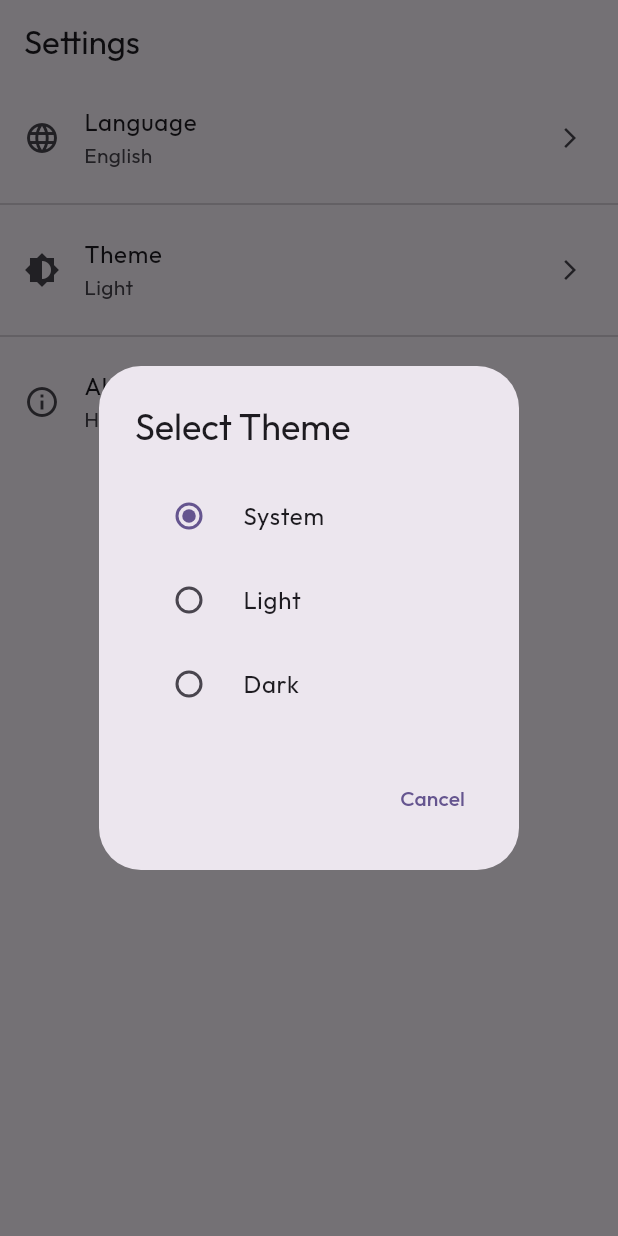
After one commit to revathi-dev23/habit_wallet_lite, a Flutter app: the SettingsScreen screen opened by its route, after a tap on "Theme", on a phone screen of 412 x 824 dp. The commit adds this screen. Run offline on Flutter 3.47's test engine with Material 3 defaults, Android fonts, the phone set to English and light mode, and no system bars; our stand-ins replace drift, fl_chart, flutter_local_notifications, flutter_riverpod, freezed_annotation, go_router and 3 more; accounts and stored records are empty; generated files the repository leaves out were written again.

Commit message:
feat: Add settings screen with language and theme options

```diff
--- a/lib/presentation/pages/dashboard_screen.dart
+++ b/lib/presentation/pages/dashboard_screen.dart
@@ -29,9 +29,7 @@ class DashboardScreen extends ConsumerWidget {
           ),
           IconButton(
             icon: const Icon(Icons.settings),
-            onPressed: () {
-               // Settings
-            },
+            onPressed: () => context.push('/settings'),
           )
         ],
       ),
--- /dev/null
+++ b/lib/presentation/pages/settings_screen.dart
@@ -0,0 +1,176 @@
+import 'package:flutter/material.dart';
+import 'package:flutter_riverpod/flutter_riverpod.dart';
+import 'package:flutter_gen/gen_l10n/app_localizations.dart';
+
+class SettingsScreen extends ConsumerWidget {
+  const SettingsScreen({super.key});
+
+  @override
+  Widget build(BuildContext context, WidgetRef ref) {
+    final l10n = AppLocalizations.of(context)!;
+
+    return Scaffold(
+      appBar: AppBar(
+        title: Text(l10n.settings),
+      ),
+      body: ListView(
+        children: [
+          ListTile(
+            leading: const Icon(Icons.language),
+            title: Text(l10n.language),
+            subtitle: Text(_getCurrentLanguageName(context)),
+            trailing: const Icon(Icons.arrow_forward_ios, size: 16),
+            onTap: () => _showLanguageDialog(context),
+          ),
+          const Divider(),
+          ListTile(
+            leading: const Icon(Icons.brightness_6),
+            title: const Text('Theme'), // Would add to l10n
+            subtitle: Text(_getCurrentTheme(context)),
+            trailing: const Icon(Icons.arrow_forward_ios, size: 16),
+            onTap: () => _showThemeDialog(context),
+          ),
+          const Divider(),
+          ListTile(
+            leading: const Icon(Icons.info_outline),
+            title: const Text('About'), // Would add to l10n
+            subtitle: const Text('Habit Wallet Lite v1.0.0'),
+            onTap: () => _showAboutDialog(context),
+          ),
+        ],
+      ),
+    );
+  }
+
+  String _getCurrentLanguageName(BuildContext context) {
+    final locale = Localizations.localeOf(context);
+    return locale.languageCode == 'ta' ? 'தமிழ் (Tamil)' : 'English';
+  }
+
+  String _getCurrentTheme(BuildContext context) {
+    final brightness = Theme.of(context).brightness;
+    return brightness == Brightness.dark ? 'Dark' : 'Light';
+  }
+
+  void _showLanguageDialog(BuildContext context) {
+    showDialog(
+      context: context,
+      builder: (dialogContext) => AlertDialog(
+        title: const Text('Select Language'),
+        content: Column(
+          mainAxisSize: MainAxisSize.min,
+          children: [
+            RadioListTile<String>(
+              title: const Text('English'),
+              value: 'en',
+              groupValue: Localizations.localeOf(context).languageCode,
+              onChanged: (value) {
+                // In a full implementation, would use a provider to change locale
+                // For now, this is a stub showing the UI
+                ScaffoldMessenger.of(context).showSnackBar(
+                  const SnackBar(
+                    content: Text('Language change requires app restart (stub)'),
+                  ),
+                );
+                Navigator.pop(dialogContext);
+              },
+            ),
+            RadioListTile<String>(
+              title: const Text('தமிழ் (Tamil)'),
+              value: 'ta',
+              groupValue: Localizations.localeOf(context).languageCode,
+              onChanged: (value) {
+                ScaffoldMessenger.of(context).showSnackBar(
+                  const SnackBar(
+                    content: Text('Language change requires app restart (stub)'),
+                  ),
+                );
+                Navigator.pop(dialogContext);
+              },
+            ),
+          ],
+        ),
+        actions: [
+          TextButton(
+            onPressed: () => Navigator.pop(dialogContext),
+            child: const Text('Cancel'),
+          ),
+        ],
+      ),
+    );
+  }
+
+  void _showThemeDialog(BuildContext context) {
+    showDialog(
+      context: context,
+      builder: (dialogContext) => AlertDialog(
+        title: const Text('Select Theme'),
+        content: Column(
+          mainAxisSize: MainAxisSize.min,
+          children: [
+            RadioListTile<ThemeMode>(
+              title: const Text('System'),
+              value: ThemeMode.system,
+              groupValue: ThemeMode.system, // Would read from provider
+              onChanged: (value) {
+                // In a full implementation, would update theme provider
+                ScaffoldMessenger.of(context).showSnackBar(
+                  const SnackBar(
+                    content: Text('Theme changed to System (stub)'),
+                  ),
+                );
+                Navigator.pop(dialogContext);
+              },
+            ),
+            RadioListTile<ThemeMode>(
+              title: const Text('Light'),
+              value: ThemeMode.light,
+              groupValue: ThemeMode.system,
+              onChanged: (value) {
+                ScaffoldMessenger.of(context).showSnackBar(
+                  const SnackBar(
+                    content: Text('Theme changed to Light (stub)'),
+                  ),
+                );
+                Navigator.pop(dialogContext);
+              },
+            ),
+            RadioListTile<ThemeMode>(
+              title: const Text('Dark'),
+              value: ThemeMode.dark,
+              groupValue: ThemeMode.system,
+              onChanged: (value) {
+                ScaffoldMessenger.of(context).showSnackBar(
+                  const SnackBar(
+                    content: Text('Theme changed to Dark (stub)'),
+                  ),
+                );
+                Navigator.pop(dialogContext);
+              },
+            ),
+          ],
+        ),
+        actions: [
+          TextButton(
+            onPressed: () => Navigator.pop(dialogContext),
+            child: const Text('Cancel'),
+          ),
+        ],
+      ),
+    );
+  }
+
+  void _showAboutDialog(BuildContext context) {
+    showAboutDialog(
+      context: context,
+      applicationName: 'Habit Wallet Lite',
+      applicationVersion: '1.0.0',
+      applicationLegalese: '\u00A9 2025 Habit Wallet Lite\n\nAn offline-first personal finance manager demo.',
+      children: [
+        const SizedBox(height: 16),
+        const Text('Built with Flutter & Riverpod'),
+        const Text('Uses Clean Architecture'),
+      ],
+    );
+  }
+}
--- a/lib/presentation/router/app_router.dart
+++ b/lib/presentation/router/app_router.dart
@@ -3,6 +3,7 @@ import '../pages/dashboard_screen.dart';
 import '../pages/transaction_detail_screen.dart';
 import '../pages/add_edit_transaction_screen.dart';
 import '../pages/pin_screen.dart';
+import '../pages/settings_screen.dart';
 
 final GoRouter router = GoRouter(
   initialLocation: '/login',
@@ -27,5 +28,9 @@ final GoRouter router = GoRouter(
       path: '/tx/:id',
       builder: (context, state) => TransactionDetailScreen(id: state.pathParameters['id']!),
     ),
+    GoRoute(
+      path: '/settings',
+      builder: (context, state) => const SettingsScreen(),
+    ),
   ],
 );
```
